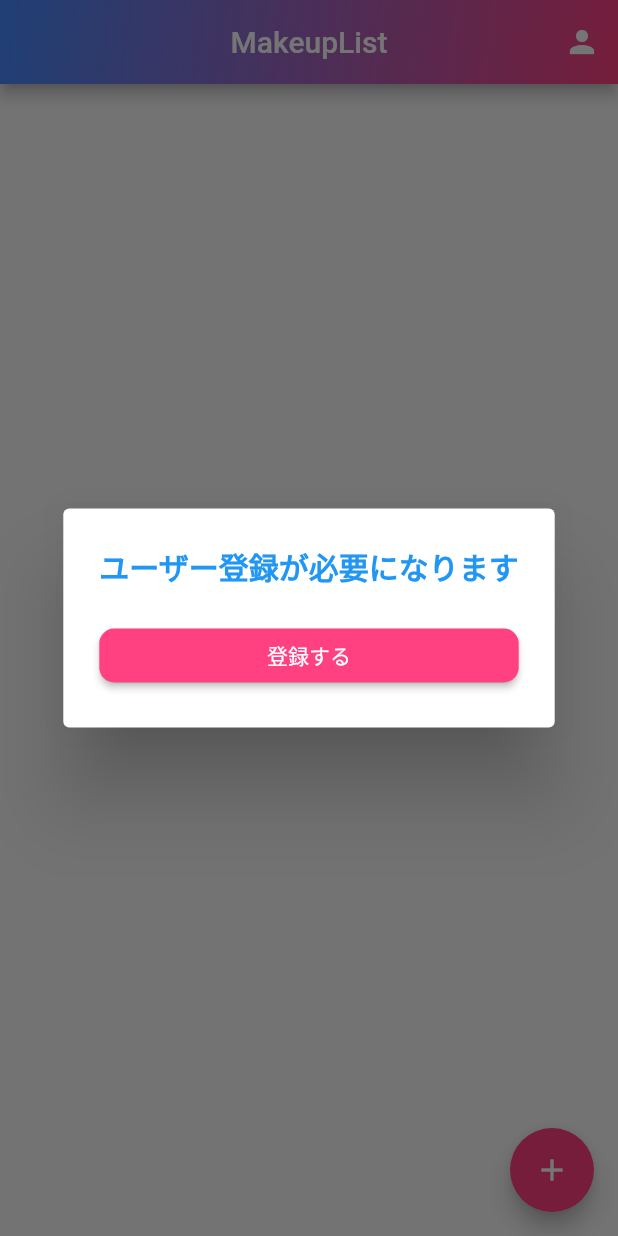
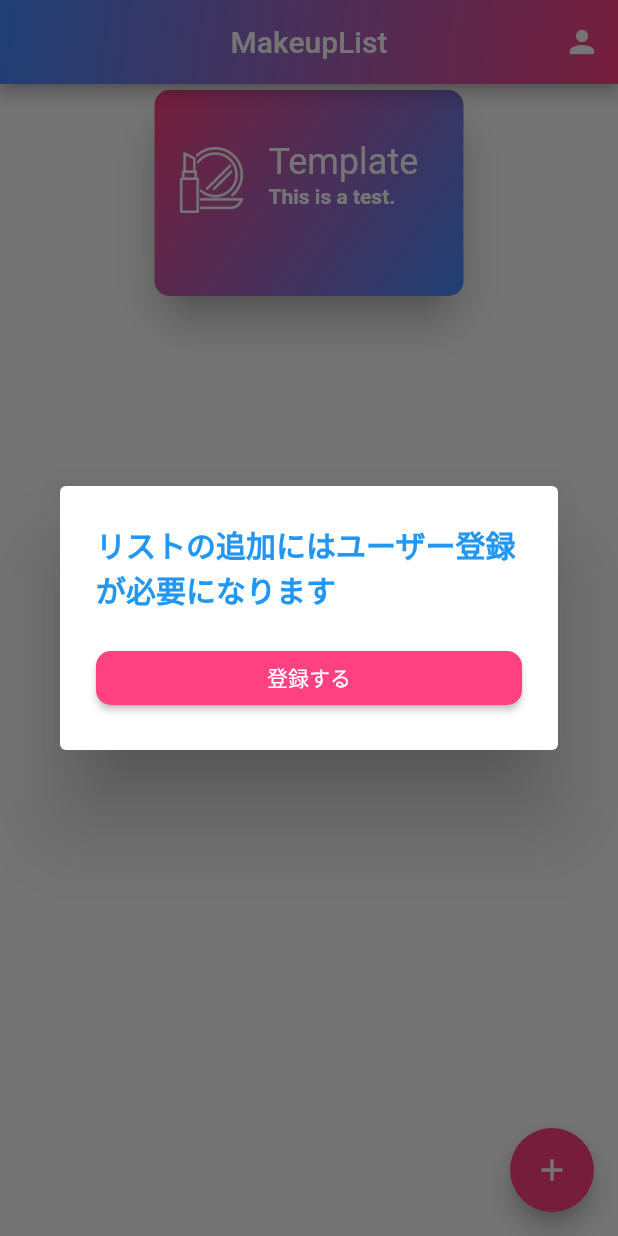
Before and after one commit to harunonsystem/makeuplist, a Flutter app: the screen it shows after launch, after a tap on the "add" icon, on a phone screen of 412 x 824 dp. Run offline on Flutter 3.47's test engine with Material 2 defaults, Android fonts, the light colour scheme and no system bars; our stand-ins replace cloud_firestore, firebase_auth, google_sign_in, image_picker, splashscreen; accounts and stored records are empty.

Commit message:
git commit -m "feat: template page you not signIn"

```diff
--- a/lib/home_page.dart
+++ b/lib/home_page.dart
@@ -66,15 +66,16 @@ class _HomePageState extends State<HomePage> {
           )
         ],
       ),
-      body: Center(
+      body: name != null
+          ? Center(
               child: StreamBuilder<QuerySnapshot>(
                   stream: Firestore.instance
                       .collection('users')
                       .document(uid)
                       .collection('list')
                       .snapshots(),
-            builder:
-                (BuildContext context, AsyncSnapshot<QuerySnapshot> snapshot) {
+                  builder: (BuildContext context,
+                      AsyncSnapshot<QuerySnapshot> snapshot) {
                     if (!snapshot.hasData) {
                       return Center(child: CircularProgressIndicator());
                     } else {
@@ -102,7 +103,8 @@ class _HomePageState extends State<HomePage> {
                                         end: Alignment.bottomRight),
                                   ),
                                   width: MediaQuery.of(context).size.width / 2,
-                            height: MediaQuery.of(context).size.height / 6,
+                                  height:
+                                      MediaQuery.of(context).size.height / 6,
                                   child: Padding(
                                     padding: const EdgeInsets.all(20.0),
                                     child: ListTile(
@@ -125,7 +127,8 @@ class _HomePageState extends State<HomePage> {
                                         textAlign: TextAlign.center,
                                       ),
                                       subtitle: Text(
-                                  snapshot.data.documents[index]['subtitle']
+                                        snapshot
+                                            .data.documents[index]['subtitle']
                                             .toString(),
                                         style: TextStyle(color: Colors.white),
                                         textAlign: TextAlign.center,
@@ -141,6 +144,65 @@ class _HomePageState extends State<HomePage> {
                       );
                     }
                   }),
+            )
+          : Center(
+              child: Column(
+                children: <Widget>[
+                  GestureDetector(
+                    onTap: () {
+                      Navigator.of(context).pushNamed('/default');
+                    },
+                    child: Card(
+                      shape: RoundedRectangleBorder(
+                          borderRadius: BorderRadius.circular(30.0)),
+                      elevation: 10,
+                      child: Container(
+                        decoration: BoxDecoration(
+                            borderRadius: BorderRadius.circular(10.0),
+                            gradient: LinearGradient(
+                                begin: Alignment.topLeft,
+                                end: Alignment.bottomRight,
+                                colors: [
+                                  Colors.pinkAccent,
+                                  Colors.blueAccent
+                                ])),
+                        width: MediaQuery.of(context).size.width / 2,
+                        height: MediaQuery.of(context).size.height / 6,
+                        child: Column(
+                          children: <Widget>[
+                            SizedBox(
+                              height: 24.0,
+                            ),
+                            ListTile(
+                              leading: ConstrainedBox(
+                                constraints: BoxConstraints(
+                                    maxHeight: 44,
+                                    maxWidth: 44,
+                                    minHeight: 44,
+                                    minWidth: 44),
+                                child: Image.asset(
+                                  'assets/icon/makeup.png',
+                                  fit: BoxFit.cover,
+                                  color: Colors.white,
+                                ),
+                              ),
+                              title: Text('Template',
+                                  style: TextStyle(
+                                      fontSize: 24.0, color: Colors.white)),
+                              subtitle: Text(
+                                'This is a test.',
+                                style: TextStyle(
+                                    fontWeight: FontWeight.bold,
+                                    color: Colors.white),
+                              ),
+                            ),
+                          ],
+                        ),
+                      ),
+                    ),
+                  ),
+                ],
+              ),
             ),
       floatingActionButton: FloatingActionButton(
         onPressed: () {
@@ -161,12 +223,16 @@ class _HomePageState extends State<HomePage> {
         context: context,
         builder: (BuildContext context) {
           return AlertDialog(
-            title: Text('ユーザー登録が必要になります',
+            title: Text('リストの追加にはユーザー登録が必要になります',
                 style:
                     TextStyle(color: Colors.blue, fontWeight: FontWeight.bold)),
             content: RaisedButton(
-              shape: RoundedRectangleBorder(borderRadius: BorderRadius.circular(10.0)),
-              child: Text('登録する', style: TextStyle(color: Colors.white),),
+              shape: RoundedRectangleBorder(
+                  borderRadius: BorderRadius.circular(10.0)),
+              child: Text(
+                '登録する',
+                style: TextStyle(color: Colors.white),
+              ),
               onPressed: () {
                 Navigator.pushNamed(context, '/root');
               },
```
Lines whose indentation alone changed are shown as unchanged.
